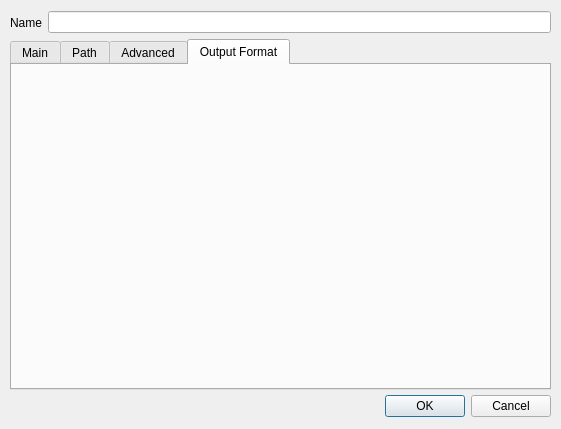
Old version of the form ui/mapSetting.ui in the repository guardeivid/MapfileEditor.
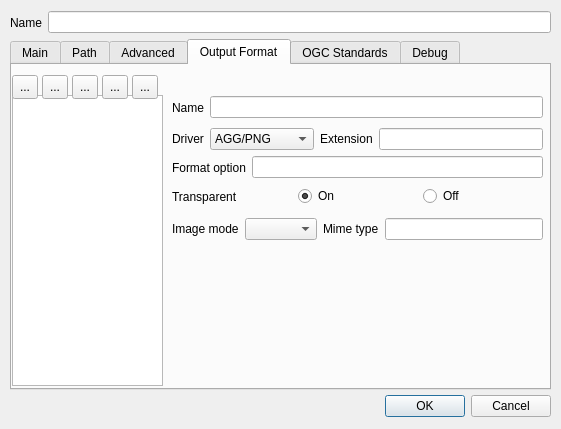
New version of the form. The open tabs and pages were chosen to show the change. Icons and pictures are not drawn. Custom widgets are drawn as their Qt base class.

Commit message: add more feature: main, debug and paths configuration

```diff
--- a/ui/mapSetting.ui
+++ b/ui/mapSetting.ui
@@ -515,9 +515,390 @@
     <attribute name="title">
      <string>Output Format</string>
     </attribute>
+    <attribute name="toolTip">
+     <string>&lt;html&gt;&lt;head/&gt;&lt;body&gt;&lt;p&gt;Managing custom output formats.&lt;/p&gt;&lt;/body&gt;&lt;/html&gt;</string>
+    </attribute>
+    <widget class="QListWidget" name="mf_outputformat_list">
+     <property name="geometry">
+      <rect>
+       <x>0</x>
+       <y>30</y>
+       <width>151</width>
+       <height>291</height>
+      </rect>
+     </property>
+    </widget>
+    <widget class="QWidget" name="layoutWidget">
+     <property name="geometry">
+      <rect>
+       <x>160</x>
+       <y>120</y>
+       <width>371</width>
+       <height>23</height>
+      </rect>
+     </property>
+     <layout class="QHBoxLayout" name="horizontalLayout_14">
+      <item>
+       <widget class="QLabel" name="mf_outputformat_transparent_label">
+        <property name="text">
+         <string>Transparent</string>
+        </property>
+       </widget>
+      </item>
+      <item>
+       <widget class="QRadioButton" name="mf_outputformat_transparent_on">
+        <property name="text">
+         <string>On</string>
+        </property>
+        <property name="checked">
+         <bool>true</bool>
+        </property>
+       </widget>
+      </item>
+      <item>
+       <widget class="QRadioButton" name="mf_outputformat_transparent_off">
+        <property name="text">
+         <string>Off</string>
+        </property>
+       </widget>
+      </item>
+     </layout>
+    </widget>
+    <widget class="QWidget" name="layoutWidget">
+     <property name="geometry">
+      <rect>
+       <x>160</x>
+       <y>30</y>
+       <width>371</width>
+       <height>25</height>
+      </rect>
+     </property>
+     <layout class="QHBoxLayout" name="horizontalLayout_20">
+      <item>
+       <widget class="QLabel" name="mf_outputformat_name_label">
+        <property name="text">
+         <string>Name</string>
+        </property>
+       </widget>
+      </item>
+      <item>
+       <widget class="QLineEdit" name="mf_outputformat_name"/>
+      </item>
+     </layout>
+    </widget>
+    <widget class="QWidget" name="layoutWidget">
+     <property name="geometry">
+      <rect>
+       <x>160</x>
+       <y>90</y>
+       <width>371</width>
+       <height>25</height>
+      </rect>
+     </property>
+     <layout class="QHBoxLayout" name="horizontalLayout_23">
+      <item>
+       <widget class="QLabel" name="mf_outputformat_options_label">
+        <property name="text">
+         <string>Format option</string>
+        </property>
+       </widget>
+      </item>
+      <item>
+       <widget class="QLineEdit" name="mf_outputformat_options"/>
+      </item>
+     </layout>
+    </widget>
+    <widget class="QWidget" name="layoutWidget">
+     <property name="geometry">
+      <rect>
+       <x>160</x>
+       <y>60</y>
+       <width>371</width>
+       <height>28</height>
+      </rect>
+     </property>
+     <layout class="QHBoxLayout" name="horizontalLayout_26">
+      <item>
+       <layout class="QHBoxLayout" name="horizontalLayout_25">
+        <item>
+         <widget class="QLabel" name="mf_outputformat_driver_label">
+          <property name="text">
+           <string>Driver</string>
+          </property>
+         </widget>
+        </item>
+        <item>
+         <widget class="QComboBox" name="mf_outputformat_driver">
+          <item>
+           <property name="text">
+            <string>AGG/PNG</string>
+           </property>
+          </item>
+          <item>
+           <property name="text">
+            <string>AGG/JPEG</string>
+           </property>
+          </item>
+          <item>
+           <property name="text">
+            <string>GD/GIF</string>
+           </property>
+          </item>
+          <item>
+           <property name="text">
+            <string>GD/PNG</string>
+           </property>
+          </item>
+          <item>
+           <property name="text">
+            <string>TEMPLATE</string>
+           </property>
+          </item>
+          <item>
+           <property name="text">
+            <string>OGR/Mapinfo</string>
+           </property>
+          </item>
+          <item>
+           <property name="text">
+            <string>GDAL/*</string>
+           </property>
+          </item>
+         </widget>
+        </item>
+       </layout>
+      </item>
+      <item>
+       <layout class="QHBoxLayout" name="horizontalLayout_24">
+        <item>
+         <widget class="QLabel" name="mf_outputformat_extension_label">
+          <property name="text">
+           <string>Extension</string>
+          </property>
+         </widget>
+        </item>
+        <item>
+         <widget class="QLineEdit" name="mf_outputformat_extension"/>
+        </item>
+       </layout>
+      </item>
+     </layout>
+    </widget>
+    <widget class="QWidget" name="layoutWidget">
+     <property name="geometry">
+      <rect>
+       <x>160</x>
+       <y>150</y>
+       <width>371</width>
+       <height>28</height>
+      </rect>
+     </property>
+     <layout class="QHBoxLayout" name="horizontalLayout_27">
+      <item>
+       <layout class="QHBoxLayout" name="horizontalLayout_22">
+        <item>
+         <widget class="QLabel" name="mf_outputformat_imagemode_label">
+          <property name="text">
+           <string>Image mode</string>
+          </property>
+         </widget>
+        </item>
+        <item>
+         <widget class="QComboBox" name="mf_outputformat_imagemode"/>
+        </item>
+       </layout>
+      </item>
+      <item>
+       <layout class="QHBoxLayout" name="horizontalLayout_21">
+        <item>
+         <widget class="QLabel" name="mf_outputformat_mimetype_label">
+          <property name="text">
+           <string>Mime type</string>
+          </property>
+         </widget>
+        </item>
+        <item>
+         <widget class="QLineEdit" name="mf_outputformat_mimetype"/>
+        </item>
+       </layout>
+      </item>
+     </layout>
+    </widget>
+    <widget class="QToolButton" name="outputformat_reset">
+     <property name="geometry">
+      <rect>
+       <x>0</x>
+       <y>10</y>
+       <width>26</width>
+       <height>24</height>
+      </rect>
+     </property>
+     <property name="text">
+      <string>...</string>
+     </property>
+     <property name="icon">
+      <iconset>
+       <normaloff>../../../../../../../../../usr/share/icons/oxygen/16x16/actions/draw-eraser.png</normaloff>../../../../../../../../../usr/share/icons/oxygen/16x16/actions/draw-eraser.png</iconset>
+     </property>
+    </widget>
+    <widget class="QToolButton" name="outputformat_delete">
+     <property name="geometry">
+      <rect>
+       <x>30</x>
+       <y>10</y>
+       <width>26</width>
+       <height>24</height>
+      </rect>
+     </property>
+     <property name="text">
+      <string>...</string>
+     </property>
+     <property name="icon">
+      <iconset>
+       <normaloff>../../../../../../../../../usr/share/icons/oxygen/16x16/actions/document-close.png</normaloff>../../../../../../../../../usr/share/icons/oxygen/16x16/actions/document-close.png</iconset>
+     </property>
+    </widget>
+    <widget class="QToolButton" name="outputformat_import">
+     <property name="geometry">
+      <rect>
+       <x>60</x>
+       <y>10</y>
+       <width>26</width>
+       <height>24</height>
+      </rect>
+     </property>
+     <property name="text">
+      <string>...</string>
+     </property>
+     <property name="icon">
+      <iconset>
+       <normaloff>../../../../../../../../../usr/share/icons/oxygen/16x16/actions/document-import.png</normaloff>../../../../../../../../../usr/share/icons/oxygen/16x16/actions/document-import.png</iconset>
+     </property>
+    </widget>
+    <widget class="QToolButton" name="outputformat_new">
+     <property name="geometry">
+      <rect>
+       <x>90</x>
+       <y>10</y>
+       <width>26</width>
+       <height>24</height>
+      </rect>
+     </property>
+     <property name="text">
+      <string>...</string>
+     </property>
+     <property name="icon">
+      <iconset>
+       <normaloff>../../../../../../../../../usr/share/icons/oxygen/16x16/actions/document-new.png</normaloff>../../../../../../../../../usr/share/icons/oxygen/16x16/actions/document-new.png</iconset>
+     </property>
+    </widget>
+    <widget class="QToolButton" name="outputformat_edit">
+     <property name="geometry">
+      <rect>
+       <x>120</x>
+       <y>10</y>
+       <width>26</width>
+       <height>24</height>
+      </rect>
+     </property>
+     <property name="text">
+      <string>...</string>
+     </property>
+     <property name="icon">
+      <iconset>
+       <normaloff>../../../../../../../../../usr/share/icons/oxygen/16x16/actions/document-edit.png</normaloff>../../../../../../../../../usr/share/icons/oxygen/16x16/actions/document-edit.png</iconset>
+     </property>
+    </widget>
+   </widget>
+   <widget class="QWidget" name="ogcTabForm">
+    <property name="toolTip">
+     <string>&lt;html&gt;&lt;head/&gt;&lt;body&gt;&lt;p&gt;OGC standards configuration.&lt;/p&gt;&lt;/body&gt;&lt;/html&gt;</string>
+    </property>
+    <attribute name="title">
+     <string>OGC Standards</string>
+    </attribute>
+    <attribute name="toolTip">
+     <string>&lt;html&gt;&lt;head/&gt;&lt;body&gt;&lt;p&gt;OGC standards configuration.&lt;/p&gt;&lt;/body&gt;&lt;/html&gt;</string>
+    </attribute>
+   </widget>
+   <widget class="QWidget" name="debugTabForm">
+    <property name="toolTip">
+     <string>&lt;html&gt;&lt;head/&gt;&lt;body&gt;&lt;p&gt;Debug parameters (on/off, level, error file)&lt;/p&gt;&lt;/body&gt;&lt;/html&gt;</string>
+    </property>
+    <attribute name="title">
+     <string>Debug</string>
+    </attribute>
+    <attribute name="toolTip">
+     <string>&lt;html&gt;&lt;head/&gt;&lt;body&gt;&lt;p&gt;Debug parameters (on/off, level, error file)&lt;/p&gt;&lt;/body&gt;&lt;/html&gt;</string>
+    </attribute>
+    <widget class="QWidget" name="layoutWidget">
+     <property name="geometry">
+      <rect>
+       <x>10</x>
+       <y>10</y>
+       <width>238</width>
+       <height>25</height>
+      </rect>
+     </property>
+     <layout class="QHBoxLayout" name="horizontalLayout_28">
+      <item>
+       <widget class="QLabel" name="mf_map_debug_label">
+        <property name="text">
+         <string>Debug</string>
+        </property>
+       </widget>
+      </item>
+      <item>
+       <widget class="QRadioButton" name="mf_map_debug_off">
+        <property name="text">
+         <string>Off</string>
+        </property>
+        <property name="checked">
+         <bool>true</bool>
+        </property>
+       </widget>
+      </item>
+      <item>
+       <widget class="QRadioButton" name="mf_map_debug_on">
+        <property name="text">
+         <string>On</string>
+        </property>
+       </widget>
+      </item>
+      <item>
+       <widget class="QSpinBox" name="mf_map_debug">
+        <property name="maximum">
+         <number>5</number>
+        </property>
+       </widget>
+      </item>
+     </layout>
+    </widget>
+    <widget class="QWidget" name="layoutWidget">
+     <property name="geometry">
+      <rect>
+       <x>10</x>
+       <y>50</y>
+       <width>411</width>
+       <height>26</height>
+      </rect>
+     </property>
+     <layout class="QHBoxLayout" name="horizontalLayout_29">
+      <item>
+       <widget class="QLineEdit" name="mf_map_config_errorfile"/>
+      </item>
+      <item>
+       <widget class="QPushButton" name="mf_map_errorfile_browse">
+        <property name="text">
+         <string>Browse</string>
+        </property>
+       </widget>
+      </item>
+     </layout>
+    </widget>
    </widget>
   </widget>
-  <widget class="QWidget" name="">
+  <widget class="QWidget" name="layoutWidget">
    <property name="geometry">
     <rect>
      <x>10</x>
```
Left out of the diff: 713 changed lines with no effect on the pictures. The commit also changes 5 other files.
